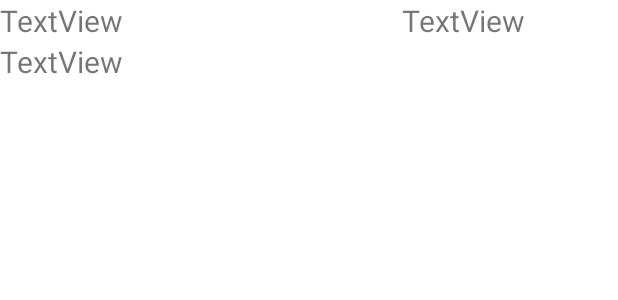
After one commit to Leet-Soft/MoneyLaundryApp, an Android app: the layout leaderboard_row_layout.xml on its own in the app's theme, with its tools: preview values and no code run, on a phone screen of 412 x 824 dp. The commit adds this screen. Shown: the top 300 px of the screen. Run offline under Robolectric (Android 15) with nearby library versions, the phone set to English and light mode, and no system bars.

Commit message:
22.4.2023 middle of the day commit

```diff
--- a/app/src/main/java/uni/fmi/masters/moneylaundryapp/MainActivity.java
+++ b/app/src/main/java/uni/fmi/masters/moneylaundryapp/MainActivity.java
@@ -41,7 +41,7 @@ public class MainActivity extends AppCompatActivity {
         // Passing each menu ID as a set of Ids because each
         // menu should be considered as top level destinations.
         mAppBarConfiguration = new AppBarConfiguration.Builder(
-                R.id.nav_home, R.id.nav_gallery, R.id.nav_slideshow)
+                R.id.nav_home)
                 .setOpenableLayout(drawer)
                 .build();
         NavController navController = Navigation.findNavController(this, R.id.nav_host_fragment_content_main);
--- a/app/src/main/java/uni/fmi/masters/moneylaundryapp/ui/home/HomeFragment.java
+++ b/app/src/main/java/uni/fmi/masters/moneylaundryapp/ui/home/HomeFragment.java
@@ -22,7 +22,7 @@ public class HomeFragment extends Fragment {
     public View onCreateView(@NonNull LayoutInflater inflater,
                              ViewGroup container, Bundle savedInstanceState) {
 
-        getActivity().setRequestedOrientation(ActivityInfo.SCREEN_ORIENTATION_LANDSCAPE);
+        //getActivity().setRequestedOrientation(ActivityInfo.SCREEN_ORIENTATION_LANDSCAPE);
 
         Display display = getActivity().getWindowManager().getDefaultDisplay();
         Point point = new Point();
--- /dev/null
+++ b/app/src/main/res/layout/fragment_account.xml
@@ -0,0 +1,6 @@
+<?xml version="1.0" encoding="utf-8"?>
+<androidx.constraintlayout.widget.ConstraintLayout xmlns:android="http://schemas.android.com/apk/res/android"
+    xmlns:tools="http://schemas.android.com/tools"
+    android:layout_width="match_parent"
+    android:layout_height="match_parent"
+    tools:context=".ui.AccountFragment" />
--- /dev/null
+++ b/app/src/main/res/layout/leaderboard_row_layout.xml
@@ -0,0 +1,36 @@
+<?xml version="1.0" encoding="utf-8"?>
+<LinearLayout xmlns:android="http://schemas.android.com/apk/res/android"
+    android:layout_width="match_parent"
+    android:layout_height="wrap_content"
+    android:orientation="vertical">
+
+    <LinearLayout
+        android:layout_width="match_parent"
+        android:layout_height="wrap_content"
+        android:orientation="horizontal"
+        android:weightSum="2">
+
+        <TextView
+            android:id="@+id/rowUsernameTV"
+            android:layout_width="wrap_content"
+            android:layout_height="wrap_content"
+            android:layout_weight="1.5"
+            android:text="TextView"
+            android:textSize="20sp" />
+
+        <TextView
+            android:id="@+id/rowScoreTV"
+            android:layout_width="wrap_content"
+            android:layout_height="wrap_content"
+            android:layout_weight="0.5"
+            android:text="TextView"
+            android:textSize="20sp" />
+    </LinearLayout>
+
+    <TextView
+        android:id="@+id/rowDateTV"
+        android:layout_width="match_parent"
+        android:layout_height="wrap_content"
+        android:text="TextView"
+        android:textSize="20sp" />
+</LinearLayout>
```
Also changed, not shown: app/src/main/java/uni/fmi/masters/moneylaundryapp/adapter/LeaderboardAdapter.java (added, +60 -0 lines), app/src/main/java/uni/fmi/masters/moneylaundryapp/entity/GameResultEntity.java (added, +42 -0 lines), app/src/main/java/uni/fmi/masters/moneylaundryapp/ui/AccountFragment.java (added, +66 -0 lines), app/src/main/java/uni/fmi/masters/moneylaundryapp/ui/LeaderboardFragment.java (+117 -32 lines), app/src/main/java/uni/fmi/masters/moneylaundryapp/ui/gallery/GalleryFragment.java (deleted, +0 -37 lines), app/src/main/java/uni/fmi/masters/moneylaundryapp/ui/gallery/GalleryViewModel.java (deleted, +0 -19 lines), app/src/main/java/uni/fmi/masters/moneylaundryapp/ui/slideshow/SlideshowFragment.java (deleted, +0 -37 lines), app/src/main/java/uni/fmi/masters/moneylaundryapp/ui/slideshow/SlideshowViewModel.java (deleted, +0 -19 lines), app/src/main/res/layout/fragment_leaderboard.xml (+25 -7 lines), app/src/main/res/menu/activity_main_drawer.xml (+0 -8 lines), app/src/main/res/navigation/mobile_navigation.xml (+0 -12 lines).
